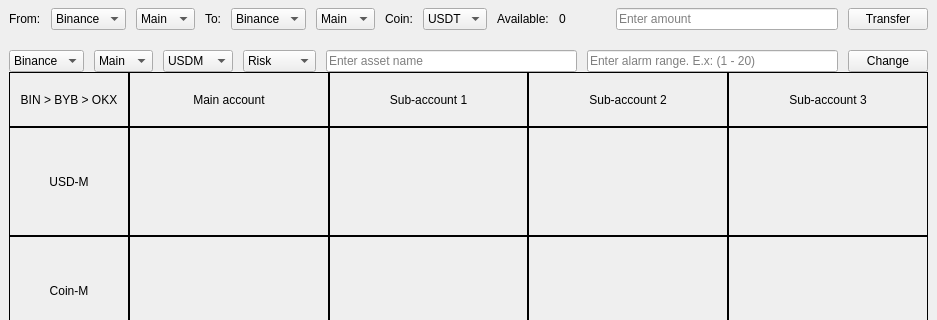
Above: UI.ui from VoHieu123/crypto_app before the change; both pictures show x 0 to 937 and y 0 to 320 of the 937 by 684 pixel window. Below: the same form after it.
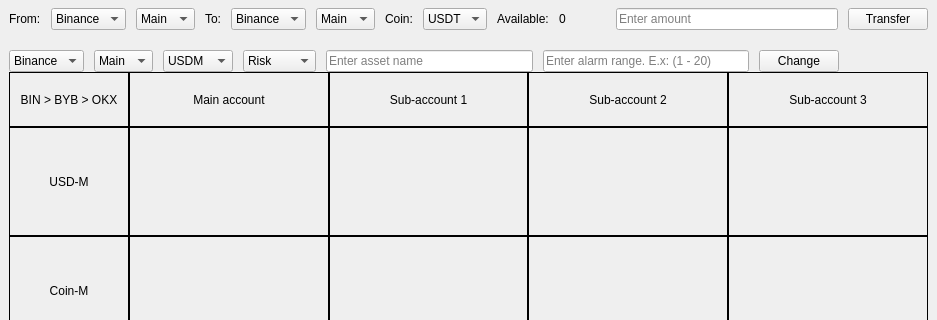
That is the form after the change.

```diff
--- a/UI.ui
+++ b/UI.ui
@@ -211,7 +211,7 @@
     <item>
      <layout class="QVBoxLayout" name="verticalLayout_3" stretch="0,10,4,8">
       <item>
-       <layout class="QHBoxLayout" name="horizontalLayout">
+       <layout class="QHBoxLayout" name="horizontalLayout" stretch="0,0,0,0,3,3,0,1,0">
         <property name="spacing">
          <number>10</number>
         </property>
@@ -312,6 +312,32 @@
           </property>
          </widget>
         </item>
+        <item>
+         <widget class="QLabel" name="label_infinity">
+          <property name="enabled">
+           <bool>true</bool>
+          </property>
+          <property name="text">
+           <string/>
+          </property>
+          <property name="alignment">
+           <set>Qt::AlignCenter</set>
+          </property>
+         </widget>
+        </item>
+        <item>
+         <spacer name="horizontalSpacer_2">
+          <property name="orientation">
+           <enum>Qt::Horizontal</enum>
+          </property>
+          <property name="sizeHint" stdset="0">
+           <size>
+            <width>10</width>
+            <height>20</height>
+           </size>
+          </property>
+         </spacer>
+        </item>
        </layout>
       </item>
       <item>
```
